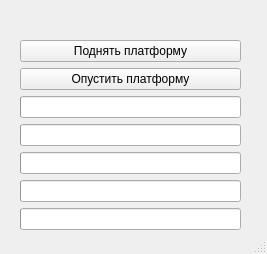
Old version of the form basic.ui in the repository RandoMan70/xdof-adapter.
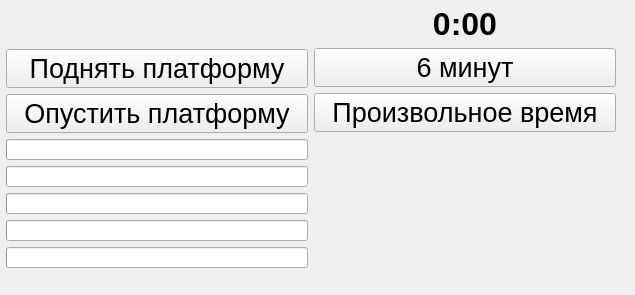
New version of the form.

Commit message: Update UI for timing feature

```diff
--- a/basic.ui
+++ b/basic.ui
@@ -6,12 +6,12 @@
    <rect>
     <x>0</x>
     <y>0</y>
-    <width>267</width>
-    <height>254</height>
+    <width>635</width>
+    <height>295</height>
    </rect>
   </property>
   <property name="sizePolicy">
-   <sizepolicy hsizetype="Fixed" vsizetype="Fixed">
+   <sizepolicy hsizetype="Minimum" vsizetype="Fixed">
     <horstretch>0</horstretch>
     <verstretch>0</verstretch>
    </sizepolicy>
@@ -22,12 +22,6 @@
     <height>254</height>
    </size>
   </property>
-  <property name="maximumSize">
-   <size>
-    <width>267</width>
-    <height>254</height>
-   </size>
-  </property>
   <property name="windowTitle">
    <string>XDOF-360 Controller</string>
   </property>
@@ -35,18 +29,47 @@
    <widget class="QWidget" name="verticalLayoutWidget">
     <property name="geometry">
      <rect>
-      <x>20</x>
-      <y>10</y>
-      <width>221</width>
-      <height>220</height>
+      <x>0</x>
+      <y>0</y>
+      <width>622</width>
+      <height>282</height>
      </rect>
     </property>
-    <layout class="QVBoxLayout" name="verticalLayout">
+    <layout class="QHBoxLayout" name="horizontalLayout_2">
+     <property name="sizeConstraint">
+      <enum>QLayout::SetMaximumSize</enum>
+     </property>
+     <property name="leftMargin">
+      <number>6</number>
+     </property>
+     <property name="topMargin">
+      <number>6</number>
+     </property>
+     <property name="rightMargin">
+      <number>6</number>
+     </property>
+     <property name="bottomMargin">
+      <number>6</number>
+     </property>
+     <item>
+      <layout class="QVBoxLayout" name="PlatformLayout">
      <item>
       <widget class="QLabel" name="statusLabel">
+         <property name="sizePolicy">
+          <sizepolicy hsizetype="Minimum" vsizetype="Fixed">
+           <horstretch>0</horstretch>
+           <verstretch>0</verstretch>
+          </sizepolicy>
+         </property>
+         <property name="minimumSize">
+          <size>
+           <width>300</width>
+           <height>0</height>
+          </size>
+         </property>
        <property name="font">
         <font>
-         <pointsize>16</pointsize>
+           <pointsize>24</pointsize>
         </font>
        </property>
        <property name="text">
@@ -59,6 +82,19 @@
      </item>
      <item>
       <widget class="QPushButton" name="upButton">
+         <property name="sizePolicy">
+          <sizepolicy hsizetype="Minimum" vsizetype="Fixed">
+           <horstretch>0</horstretch>
+           <verstretch>0</verstretch>
+          </sizepolicy>
+         </property>
+         <property name="font">
+          <font>
+           <pointsize>20</pointsize>
+           <weight>50</weight>
+           <bold>false</bold>
+          </font>
+         </property>
        <property name="text">
         <string>Поднять платформу</string>
        </property>
@@ -66,6 +102,19 @@
      </item>
      <item>
       <widget class="QPushButton" name="downButton">
+         <property name="sizePolicy">
+          <sizepolicy hsizetype="Minimum" vsizetype="Fixed">
+           <horstretch>0</horstretch>
+           <verstretch>0</verstretch>
+          </sizepolicy>
+         </property>
+         <property name="font">
+          <font>
+           <pointsize>20</pointsize>
+           <weight>50</weight>
+           <bold>false</bold>
+          </font>
+         </property>
        <property name="text">
         <string>Опустить платформу</string>
        </property>
@@ -73,6 +122,19 @@
      </item>
      <item>
       <widget class="QProgressBar" name="platformLeftFront">
+         <property name="sizePolicy">
+          <sizepolicy hsizetype="Minimum" vsizetype="Fixed">
+           <horstretch>0</horstretch>
+           <verstretch>0</verstretch>
+          </sizepolicy>
+         </property>
+         <property name="font">
+          <font>
+           <pointsize>8</pointsize>
+           <weight>50</weight>
+           <bold>false</bold>
+          </font>
+         </property>
        <property name="maximum">
         <number>255</number>
        </property>
@@ -86,6 +148,19 @@
      </item>
      <item>
       <widget class="QProgressBar" name="platformRightFront">
+         <property name="sizePolicy">
+          <sizepolicy hsizetype="Minimum" vsizetype="Fixed">
+           <horstretch>0</horstretch>
+           <verstretch>0</verstretch>
+          </sizepolicy>
+         </property>
+         <property name="font">
+          <font>
+           <pointsize>8</pointsize>
+           <weight>50</weight>
+           <bold>false</bold>
+          </font>
+         </property>
        <property name="maximum">
         <number>255</number>
        </property>
@@ -99,6 +174,19 @@
      </item>
      <item>
       <widget class="QProgressBar" name="platformRear">
+         <property name="sizePolicy">
+          <sizepolicy hsizetype="Minimum" vsizetype="Fixed">
+           <horstretch>0</horstretch>
+           <verstretch>0</verstretch>
+          </sizepolicy>
+         </property>
+         <property name="font">
+          <font>
+           <pointsize>8</pointsize>
+           <weight>50</weight>
+           <bold>false</bold>
+          </font>
+         </property>
        <property name="maximum">
         <number>255</number>
        </property>
@@ -112,6 +200,19 @@
      </item>
      <item>
       <widget class="QProgressBar" name="platformAngle">
+         <property name="sizePolicy">
+          <sizepolicy hsizetype="Minimum" vsizetype="Fixed">
+           <horstretch>0</horstretch>
+           <verstretch>0</verstretch>
+          </sizepolicy>
+         </property>
+         <property name="font">
+          <font>
+           <pointsize>8</pointsize>
+           <weight>50</weight>
+           <bold>false</bold>
+          </font>
+         </property>
        <property name="maximum">
         <number>255</number>
        </property>
@@ -125,6 +226,19 @@
      </item>
      <item>
       <widget class="QProgressBar" name="platformWind">
+         <property name="sizePolicy">
+          <sizepolicy hsizetype="Minimum" vsizetype="Fixed">
+           <horstretch>0</horstretch>
+           <verstretch>0</verstretch>
+          </sizepolicy>
+         </property>
+         <property name="font">
+          <font>
+           <pointsize>8</pointsize>
+           <weight>50</weight>
+           <bold>false</bold>
+          </font>
+         </property>
        <property name="maximum">
         <number>255</number>
        </property>
@@ -137,9 +251,90 @@
       </widget>
      </item>
     </layout>
-   </widget>
-  </widget>
-  <widget class="QStatusBar" name="statusbar"/>
+     </item>
+     <item>
+      <layout class="QVBoxLayout" name="TimeLayout">
+       <property name="sizeConstraint">
+        <enum>QLayout::SetDefaultConstraint</enum>
+       </property>
+       <item>
+        <widget class="QLabel" name="label">
+         <property name="sizePolicy">
+          <sizepolicy hsizetype="Minimum" vsizetype="Fixed">
+           <horstretch>0</horstretch>
+           <verstretch>0</verstretch>
+          </sizepolicy>
+         </property>
+         <property name="minimumSize">
+          <size>
+           <width>300</width>
+           <height>0</height>
+          </size>
+         </property>
+         <property name="font">
+          <font>
+           <pointsize>24</pointsize>
+           <weight>75</weight>
+           <bold>true</bold>
+          </font>
+         </property>
+         <property name="text">
+          <string>0:00</string>
+         </property>
+         <property name="textFormat">
+          <enum>Qt::AutoText</enum>
+         </property>
+         <property name="alignment">
+          <set>Qt::AlignCenter</set>
+         </property>
+        </widget>
+       </item>
+       <item>
+        <widget class="QPushButton" name="defaultStartButton">
+         <property name="font">
+          <font>
+           <pointsize>20</pointsize>
+           <weight>50</weight>
+           <bold>false</bold>
+          </font>
+         </property>
+         <property name="text">
+          <string>6 минут</string>
+         </property>
+        </widget>
+       </item>
+       <item>
+        <widget class="QPushButton" name="customTimeButton">
+         <property name="font">
+          <font>
+           <pointsize>20</pointsize>
+           <weight>50</weight>
+           <bold>false</bold>
+          </font>
+         </property>
+         <property name="text">
+          <string>Произвольное время</string>
+         </property>
+        </widget>
+       </item>
+       <item>
+        <spacer name="verticalSpacer">
+         <property name="orientation">
+          <enum>Qt::Vertical</enum>
+         </property>
+         <property name="sizeHint" stdset="0">
+          <size>
+           <width>20</width>
+           <height>40</height>
+          </size>
+         </property>
+        </spacer>
+       </item>
+      </layout>
+     </item>
+    </layout>
+   </widget>
+  </widget>
  </widget>
  <resources/>
  <connections/>
```
Left out of the diff: 2 changed lines with no effect on the pictures. Lines whose indentation alone changed are shown as unchanged.
